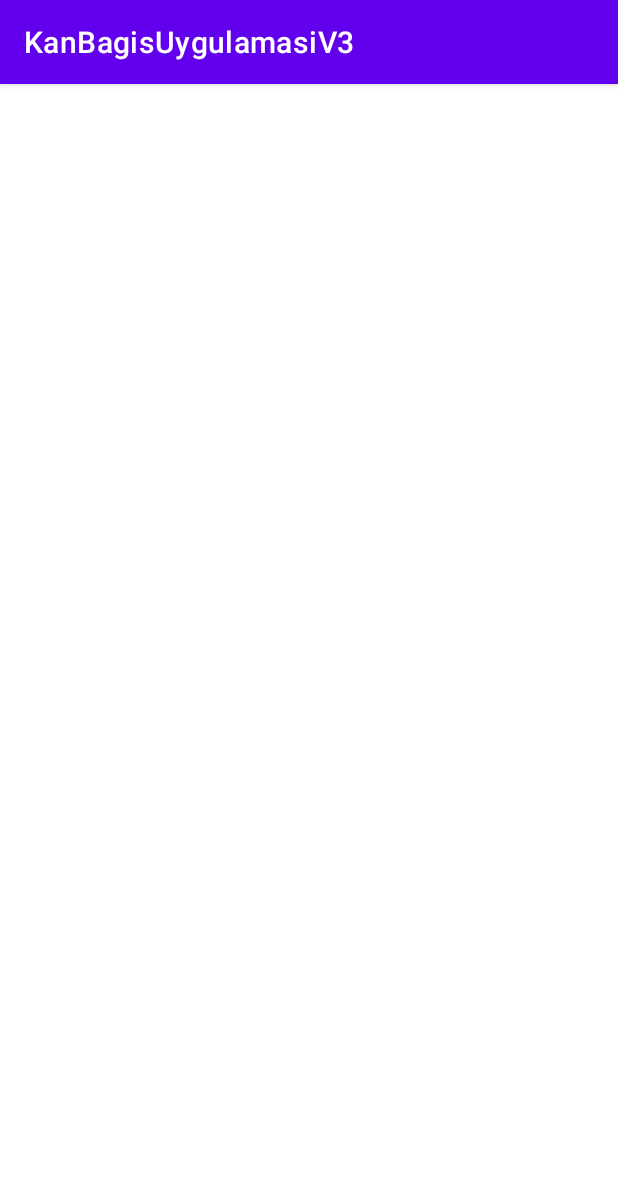
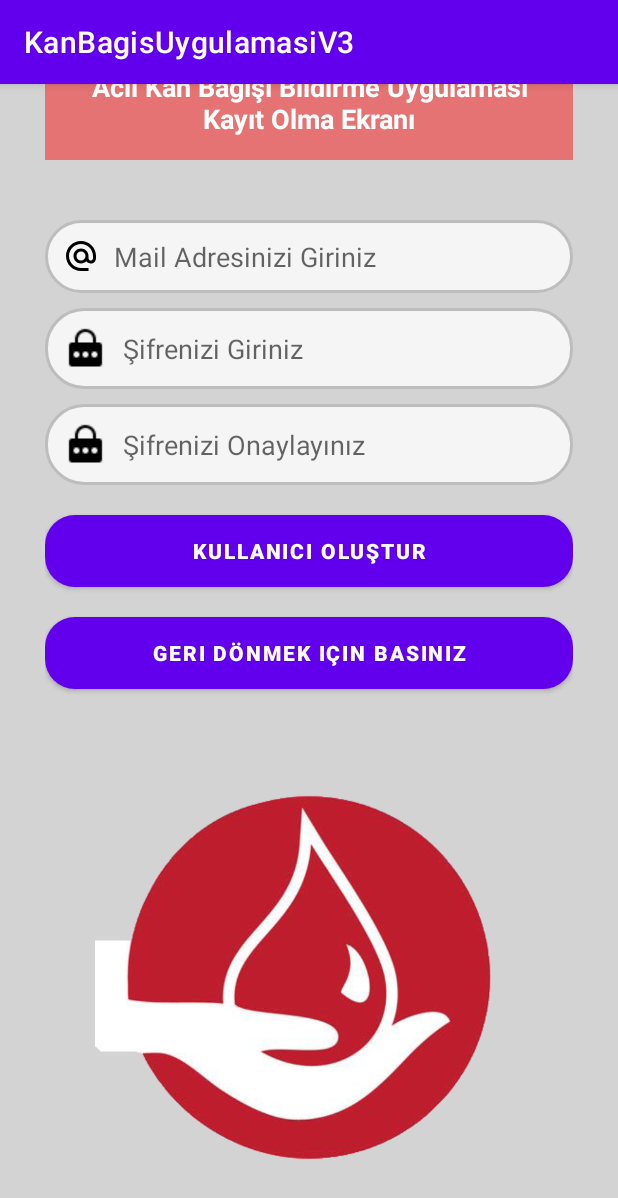
Before and after one commit to GurbuzT/Kan-Bagis-uygulamasi-v3, an Android app: the Register screen opened directly, with no data from a screen before it, on a phone screen of 412 x 824 dp. Shown: the top 1198 px of the screen. Run offline under Robolectric (Android 15) with nearby library versions, the phone set to English and light mode, and no system bars; 3 statements that could not run were skipped.

Commit message:
Kan Bağış Uygulaması V3

```diff
--- a/app/src/main/java/com/beykentuni/kanbagisuygulamasiv3/Register.java
+++ b/app/src/main/java/com/beykentuni/kanbagisuygulamasiv3/Register.java
@@ -1,6 +1,9 @@
 package com.beykentuni.kanbagisuygulamasiv3;
 
+import android.annotation.SuppressLint;
 import android.os.Bundle;
+import android.view.View;
+import android.widget.Button;
 
 import androidx.activity.EdgeToEdge;
 import androidx.appcompat.app.AppCompatActivity;
@@ -8,17 +11,38 @@ import androidx.core.graphics.Insets;
 import androidx.core.view.ViewCompat;
 import androidx.core.view.WindowInsetsCompat;
 
+import com.google.android.material.textfield.TextInputEditText;
+
 public class Register extends AppCompatActivity {
 
+    TextInputEditText editTextEmail,editTextPassword,editTextPassword2;
+    Button registerButton,gobackButton;
+    @SuppressLint("WrongViewCast")
     @Override
     protected void onCreate(Bundle savedInstanceState) {
         super.onCreate(savedInstanceState);
         EdgeToEdge.enable(this);
         setContentView(R.layout.activity_register);
-        ViewCompat.setOnApplyWindowInsetsListener(findViewById(R.id.main), (v, insets) -> {
-            Insets systemBars = insets.getInsets(WindowInsetsCompat.Type.systemBars());
-            v.setPadding(systemBars.left, systemBars.top, systemBars.right, systemBars.bottom);
-            return insets;
+
+
+
+        // XML deki Bileşenleri buraya bağladık
+        editTextEmail = findViewById(R.id.editEmail);
+        editTextPassword = findViewById(R.id.registerPassword);
+        editTextPassword2 = findViewById(R.id.registerPassword2);
+        registerButton = findViewById(R.id.registerButton);
+        gobackButton=findViewById(R.id.goBackButton);
+
+        // Kullanıcı Oluştur butonuna basma eylemi ekledik
+        registerButton.setOnClickListener(new View.OnClickListener() {
+            @Override
+            public void onClick(View v) {
+                // String email ve password değişkeni oluşturduk
+                // bu değişkenleri tasarımda mail ve şifre giriş yerine bağladık
+                String email,password;
+                email = editTextEmail.getText().toString();
+                password =editTextPassword.getText().toString();
+            }
         });
+        }
     }
-}
--- a/app/src/main/res/layout/activity_register.xml
+++ b/app/src/main/res/layout/activity_register.xml
@@ -5,6 +5,107 @@
     android:id="@+id/main"
     android:layout_width="match_parent"
     android:layout_height="match_parent"
-    tools:context=".Register">
+    app:passwordToggleEnabled="true"
+    tools:context=".Login">
 
+    <LinearLayout
+        android:layout_width="match_parent"
+        android:layout_height="match_parent"
+        android:orientation="vertical"
+        android:gravity="center"
+        android:background="#D3D3D3"
+        android:padding="30dp"
+        >
+
+        <!-- Üst Başlık -->
+        <TextView
+            android:layout_width="match_parent"
+            android:layout_height="wrap_content"
+            android:text="Acil Kan Bağışı Bildirme Uygulaması Kayıt Olma Ekranı"
+            android:textSize="18sp"
+            android:textStyle="bold"
+            android:textColor="@color/white"
+            android:gravity="center"
+            android:padding="15dp"
+            android:background="@color/red"
+            android:layout_marginBottom="20dp"/>
+
+
+        <LinearLayout
+            android:layout_width="match_parent"
+            android:layout_height="wrap_content"
+            android:orientation="vertical"
+            android:padding="10dp"/>
+
+
+        <!-- Email'in girildiği yer -->
+        <EditText
+            android:layout_width="match_parent"
+            android:layout_height="wrap_content"
+            android:id="@+id/editEmail"
+            android:hint="Mail Adresinizi Giriniz"
+            android:inputType="textEmailAddress"
+            android:padding="12dp"
+            android:background="@drawable/custom_edittext"
+            android:drawableLeft="@drawable/ic_mail"
+            android:drawablePadding="10dp"/>
+
+        <!-- Şifre'nin Girildiği Yer -->
+        <EditText
+            android:layout_width="match_parent"
+            android:layout_height="wrap_content"
+            android:id="@+id/registerPassword"
+            android:hint="Şifrenizi Giriniz"
+            android:inputType="textPassword"
+            android:drawableLeft="@drawable/passwordimage"
+            android:padding="12dp"
+            android:layout_marginTop="10dp"
+            android:background="@drawable/custom_edittext"
+            android:drawablePadding="10dp"/>
+
+        <!-- Şifre'nin Onaylandığı Yer -->
+        <EditText
+            android:layout_width="match_parent"
+            android:layout_height="wrap_content"
+            android:id="@+id/registerPassword2"
+            android:hint="Şifrenizi Onaylayınız"
+            android:inputType="textPassword"
+            android:drawableLeft="@drawable/passwordimage"
+            android:padding="12dp"
+            android:layout_marginTop="10dp"
+            android:background="@drawable/custom_edittext"
+            android:drawablePadding="10dp"/>
+
+
+
+        <!-- Kullanıcı Oluştur Butonu -->
+        <Button
+            android:layout_width="match_parent"
+            android:layout_height="wrap_content"
+            android:id="@+id/registerButton"
+            android:text="Kullanıcı Oluştur"
+            android:textStyle="bold"
+            android:textColor="@color/white"
+            android:background="@drawable/custom_button"
+            android:layout_marginTop="20dp"/>
+
+        <Button
+            android:layout_width="match_parent"
+            android:layout_height="wrap_content"
+            android:id="@+id/goBackButton"
+            android:text="Geri Dönmek için basınız"
+            android:textStyle="bold"
+            android:textColor="@color/white"
+            android:background="@drawable/custom_button"
+            android:layout_marginTop="20dp"/>
+
+
+        <androidx.constraintlayout.utils.widget.ImageFilterView
+            android:layout_width="match_parent"
+            android:layout_height="match_parent"
+            android:src="@drawable/loginimage2"
+            android:layout_marginTop="50dp"
+            />
+
+    </LinearLayout>
 </androidx.constraintlayout.widget.ConstraintLayout>
```
